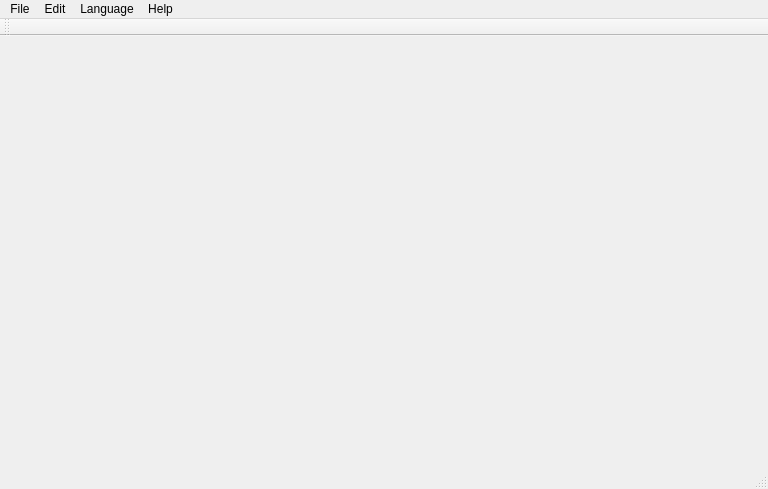
Old version of the form res/window/mainwindow.ui in the repository Malik-Fleury/XSPFManager.
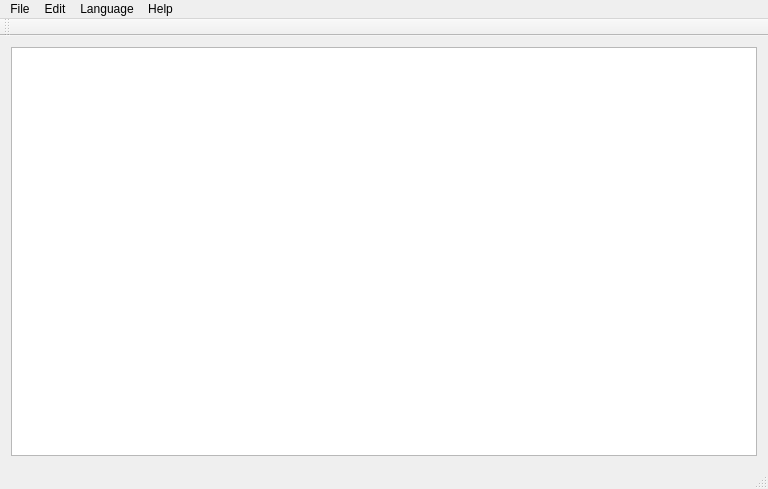
New version of the form.

Commit message: Added QTableView and created a basic model

```diff
--- a/res/window/mainwindow.ui
+++ b/res/window/mainwindow.ui
@@ -13,7 +13,13 @@
   <property name="windowTitle">
    <string>MainWindow</string>
   </property>
-  <widget class="QWidget" name="centralWidget"/>
+  <widget class="QWidget" name="centralWidget">
+   <layout class="QVBoxLayout" name="verticalLayout_2">
+    <item>
+     <widget class="QTableView" name="playlistTableView"/>
+    </item>
+   </layout>
+  </widget>
   <widget class="QMenuBar" name="menuBar">
    <property name="geometry">
     <rect>
```
The commit also changes 5 other files.
